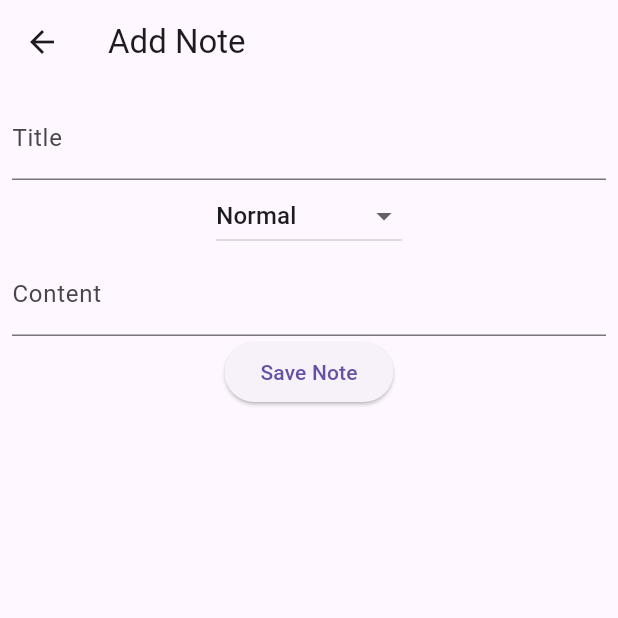
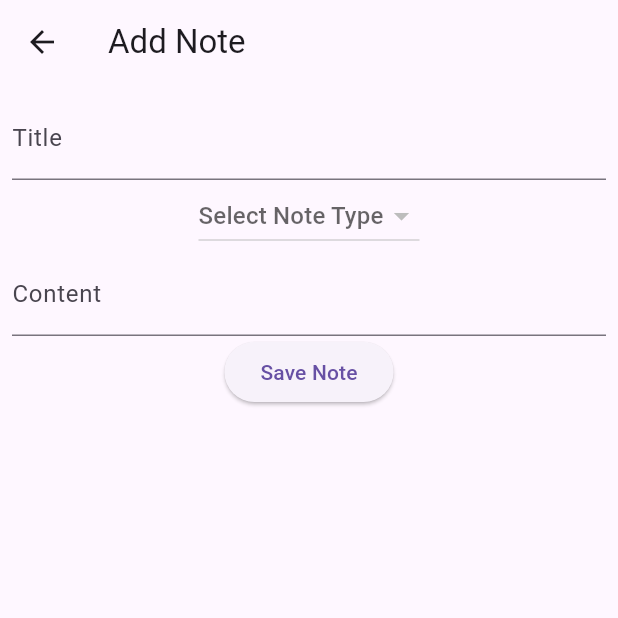
Before and after one commit to jlchafardet/my-notes-app-flutter-and-dart, a Flutter app: the screen it shows after launch, after a tap on the "add" icon, on a phone screen of 412 x 824 dp, the top half of it. Run offline on Flutter 3.47's test engine with Material 3 defaults, Android fonts, the phone set to English and light mode, and no system bars; our stand-ins replace cloud_firestore, firebase_core; accounts and stored records are empty.

Commit message:
feat: Integrate note types into the add note functionality
- Updated AddNoteScreen to include a dropdown for selecting note types.
- Modified the constructor to accept a list of note types.
- Implemented logic to save the selected note type when adding or editing notes.
- Ensured that the dropdown is populated with note types fetched from Firestore.

```diff
--- /dev/null
+++ b/lib/add_note_screen.dart
@@ -0,0 +1,117 @@
+import 'package:flutter/material.dart';
+import 'note_model.dart'; // Import the Note model
+import 'note_type_model.dart'; // Import the NoteType model
+import 'package:cloud_firestore/cloud_firestore.dart'; // Import Firestore
+
+class AddNoteScreen extends StatefulWidget {
+  const AddNoteScreen({
+    Key? key,
+    this.title,
+    this.content,
+    this.id,
+    this.isEditing = false,
+    this.selectedNoteType,
+    required this.noteTypes, // Add this line
+  }) : super(key: key);
+
+  final String? title; // Title of the note (for editing)
+  final String? content; // Content of the note (for editing)
+  final String? id; // ID of the note (for editing)
+  final bool isEditing; // Flag to indicate if we are editing
+  final String? selectedNoteType; // Selected note type
+  final List<NoteType> noteTypes; // List of note types
+
+  @override
+  _AddNoteScreenState createState() => _AddNoteScreenState();
+}
+
+class _AddNoteScreenState extends State<AddNoteScreen> {
+  final TextEditingController _titleController = TextEditingController();
+  final TextEditingController _contentController = TextEditingController();
+  String? selectedNoteType; // Variable to store the selected note type
+
+  @override
+  void initState() {
+    super.initState();
+    _titleController.text = widget.title ?? '';
+    _contentController.text = widget.content ?? '';
+    selectedNoteType = widget.selectedNoteType; // Set the selected note type
+  }
+
+  @override
+  Widget build(BuildContext context) {
+    return Scaffold(
+      appBar: AppBar(
+        title: Text(widget.isEditing ? 'Edit Note' : 'Add Note'),
+      ),
+      body: Padding(
+        padding: const EdgeInsets.all(8.0),
+        child: Column(
+          children: [
+            TextField(
+              controller: _titleController,
+              decoration: const InputDecoration(labelText: 'Title'),
+            ),
+            // Dropdown for selecting note type
+            DropdownButton<String>(
+              value: selectedNoteType,
+              hint: const Text('Select Note Type'),
+              onChanged: widget.isEditing
+                  ? null
+                  : (String? newValue) {
+                      setState(() {
+                        selectedNoteType =
+                            newValue; // Update the selected note type
+                      });
+                    },
+              items: widget.noteTypes
+                  .map<DropdownMenuItem<String>>((NoteType type) {
+                return DropdownMenuItem<String>(
+                  value: type.name,
+                  child: Text(type.name),
+                );
+              }).toList(),
+            ),
+            TextField(
+              controller: _contentController,
+              decoration: const InputDecoration(labelText: 'Content'),
+              maxLines: null,
+              keyboardType: TextInputType.multiline,
+            ),
+            ElevatedButton(
+              onPressed: () async {
+                if (_titleController.text.isNotEmpty &&
+                    _contentController.text.isNotEmpty) {
+                  // Create a new note object
+                  final newNote = Note(
+                    title: _titleController.text,
+                    content: _contentController.text,
+                    noteType: selectedNoteType ??
+                        'Normal', // Use selectedNoteType or default to 'Normal'
+                    id: widget.id, // Pass the ID if editing
+                  );
+
+                  if (widget.isEditing && widget.id != null) {
+                    // Update the note in Firestore
+                    await FirebaseFirestore.instance
+                        .collection('notes')
+                        .doc(widget.id) // Use the document ID to update
+                        .update(newNote.toMap());
+                  } else {
+                    // Save the note to Firestore
+                    await FirebaseFirestore.instance
+                        .collection('notes')
+                        .add(newNote.toMap());
+                  }
+
+                  Navigator.pop(context, newNote); // Return the new note
+                }
+              },
+              child: const Text('Save Note'),
+            ),
+          ],
+        ),
+      ),
+    );
+  }
+}
--- a/lib/add_note_type_screen.dart
+++ b/lib/add_note_type_screen.dart
@@ -1,5 +1,5 @@
 import 'package:flutter/material.dart';
-import 'package:cloud_firestore/cloud_firestore.dart'; // Import Firestore
+import 'package:cloud_firestore/cloud_firestore.dart'; // Import Firestore// Import Firestore
 
 class AddNoteTypeScreen extends StatefulWidget {
   const AddNoteTypeScreen({Key? key}) : super(key: key);
@@ -39,6 +39,8 @@ class _AddNoteTypeScreenState extends State<AddNoteTypeScreen> {
                   final newNoteType = {
                     'name': _nameController.text,
                     'description': _descriptionController.text,
+                    'createdAt': DateTime.now(), // Add createdAt timestamp
+                    'updatedAt': DateTime.now(), // Add updatedAt timestamp
                   };
 
                   // Save the new note type to Firestore
--- a/lib/main.dart
+++ b/lib/main.dart
@@ -14,6 +14,8 @@ import 'package:firebase_core/firebase_core.dart';
 import 'package:cloud_firestore/cloud_firestore.dart'; // Import Firestore
 import 'note_model.dart'; // Import the Note model
 import 'add_note_type_screen.dart'; // Import the AddNoteTypeScreen
+import 'note_type_model.dart'; // Import the NoteType model
+import 'add_note_screen.dart'; // Import the AddNoteScreen
 
 void main() async {
   WidgetsFlutterBinding.ensureInitialized();
@@ -60,11 +62,13 @@ class NotesScreenState extends State<NotesScreen> {
     'To-Do',
     'Shopping List'
   ]; // Example note types
+  List<NoteType> _noteTypes = []; // List to store fetched note types
 
   @override
   void initState() {
     super.initState();
     _fetchNotes(); // Fetch notes from Firestore when the screen is initialized
+    _fetchNoteTypes(); // Fetch note types from Firestore
   }
 
   // Method to fetch notes from Firestore
@@ -112,6 +116,9 @@ class NotesScreenState extends State<NotesScreen> {
           content: existingNote.content,
           id: existingNote.id, // Pass the ID for editing
           isEditing: true, // Indicate that we are editing
+          selectedNoteType:
+              existingNote.noteType, // Pass the existing note type
+          noteTypes: _noteTypes, // Pass the fetched note types
         ),
       ),
     );
@@ -174,6 +181,28 @@ class NotesScreenState extends State<NotesScreen> {
     );
   }
 
+  void _fetchNoteTypes() async {
+    try {
+      final snapshot = await FirebaseFirestore.instance
+          .collection('noteTypes')
+          .get(); // Ensure this matches the Firestore collection name
+      final noteTypes = snapshot.docs.map((doc) {
+        return NoteType.fromMap(
+            doc.data()..['id'] = doc.id); // Include the document ID
+      }).toList();
+
+      setState(() {
+        _noteTypes = noteTypes; // Store the fetched note types
+      });
+
+      // Debug output to confirm note types are fetched
+      print(
+          'Fetched note types: ${_noteTypes.map((type) => type.name).toList()}');
+    } catch (e) {
+      print('Error fetching note types: $e'); // Log any errors
+    }
+  }
+
   @override
   Widget build(BuildContext context) {
     return Scaffold(
@@ -200,7 +229,10 @@ class NotesScreenState extends State<NotesScreen> {
                   final newNote = await Navigator.push<Note>(
                     context,
                     MaterialPageRoute(
-                        builder: (context) => const AddNoteScreen()),
+                      builder: (context) => AddNoteScreen(
+                        noteTypes: _noteTypes, // Pass the fetched note types
+                      ),
+                    ),
                   );
                   if (newNote != null) {
                     _addOrEditNote(newNote); // Add the new note if not null
@@ -214,6 +246,9 @@ class NotesScreenState extends State<NotesScreen> {
       body: Center(
         child: Container(
           width: MediaQuery.of(context).size.width * 0.9, // Set width to 90%
+          child: Column(
+            children: [
+              Expanded(
                 child: ListView.builder(
                   itemCount: _notes.length, // Display the number of notes
                   itemBuilder: (context, index) {
@@ -222,7 +257,8 @@ class NotesScreenState extends State<NotesScreen> {
                       onTap: () => _editNote(index), // Edit note on tap
                       trailing: Ink(
                         decoration: const ShapeDecoration(
-                    color: Colors.red, // Background color for the delete button
+                          color: Colors
+                              .red, // Background color for the delete button
                           shape: CircleBorder(),
                         ),
                         child: IconButton(
@@ -237,111 +273,10 @@ class NotesScreenState extends State<NotesScreen> {
                   },
                 ),
               ),
+              const Divider(), // Add a separator
+              // Removed the Note Types section
+            ],
           ),
-    );
-  }
-}
-
-class AddNoteScreen extends StatefulWidget {
-  const AddNoteScreen({
-    Key? key,
-    this.title,
-    this.content,
-    this.id,
-    this.isEditing = false,
-  }) : super(key: key);
-
-  final String? title; // Title of the note (for editing)
-  final String? content; // Content of the note (for editing)
-  final String? id; // ID of the note (for editing)
-  final bool isEditing; // Flag to indicate if we are editing
-
-  @override
-  _AddNoteScreenState createState() => _AddNoteScreenState();
-}
-
-class _AddNoteScreenState extends State<AddNoteScreen> {
-  final TextEditingController _titleController = TextEditingController();
-  final TextEditingController _contentController = TextEditingController();
-
-  String selectedNoteType = 'Normal'; // Default selected note type
-  List<String> noteTypes = [
-    'Normal',
-    'To-Do',
-    'Shopping List'
-  ]; // Example note types
-
-  @override
-  void initState() {
-    super.initState();
-    _titleController.text = widget.title ?? '';
-    _contentController.text = widget.content ?? '';
-  }
-
-  @override
-  Widget build(BuildContext context) {
-    return Scaffold(
-      appBar: AppBar(
-        title: Text(widget.isEditing ? 'Edit Note' : 'Add Note'),
-      ),
-      body: Padding(
-        padding: const EdgeInsets.all(8.0),
-        child: Column(
-          children: [
-            TextField(
-              controller: _titleController,
-              decoration: const InputDecoration(labelText: 'Title'),
-            ),
-            DropdownButton<String>(
-              value: selectedNoteType,
-              onChanged: (String? newValue) {
-                setState(() {
-                  selectedNoteType = newValue!;
-                });
-              },
-              items: noteTypes.map<DropdownMenuItem<String>>((String value) {
-                return DropdownMenuItem<String>(
-                  value: value,
-                  child: Text(value),
-                );
-              }).toList(),
-            ),
-            TextField(
-              controller: _contentController,
-              decoration: const InputDecoration(labelText: 'Content'),
-              maxLines: null,
-              keyboardType: TextInputType.multiline,
-            ),
-            ElevatedButton(
-              onPressed: () async {
-                if (_titleController.text.isNotEmpty &&
-                    _contentController.text.isNotEmpty) {
-                  // Create a new note object
-                  final newNote = Note(
-                    title: _titleController.text,
-                    content: _contentController.text,
-                    id: widget.id, // Pass the ID if editing
-                  );
-
-                  if (widget.isEditing && widget.id != null) {
-                    // Update the note in Firestore
-                    await FirebaseFirestore.instance
-                        .collection('notes')
-                        .doc(widget.id) // Use the document ID to update
-                        .update(newNote.toMap());
-                  } else {
-                    // Save the note to Firestore
-                    await FirebaseFirestore.instance
-                        .collection('notes')
-                        .add(newNote.toMap());
-                  }
-
-                  Navigator.pop(context, newNote); // Return the new note
-                }
-              },
-              child: const Text('Save Note'), // Button text remains the same
-            ),
-          ],
         ),
       ),
     );
--- a/lib/note_model.dart
+++ b/lib/note_model.dart
@@ -2,10 +2,12 @@ class Note {
   String title;
   String content;
   String? id; // Optional: to store the document ID from Firestore
+  String noteType; // Add this line to store the note type
 
   Note({
     required this.title,
     required this.content,
+    required this.noteType, // Include noteType in the constructor
     this.id,
   });
 
@@ -14,6 +16,7 @@ class Note {
     return {
       'title': title,
       'content': content,
+      'noteType': noteType, // Include noteType in the map
     };
   }
 
@@ -22,6 +25,7 @@ class Note {
     return Note(
       title: map['title'],
       content: map['content'],
+      noteType: map['noteType'], // Include noteType in the factory
       id: map['id'],
     );
   }
```
Also changed, not shown: lib/note_type_model.dart (+6 -2 lines). Lines whose indentation alone changed are shown as unchanged.
